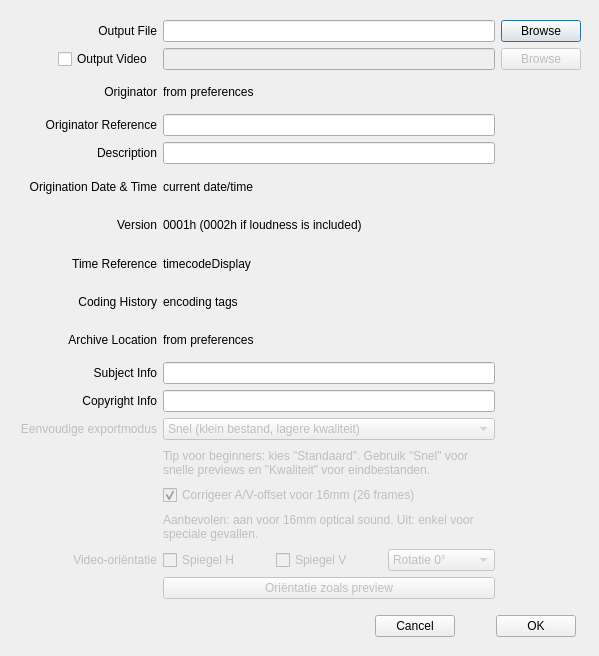
First picture: the form in extractdialog.ui, repository stoefer/aeo-light, before the edit.
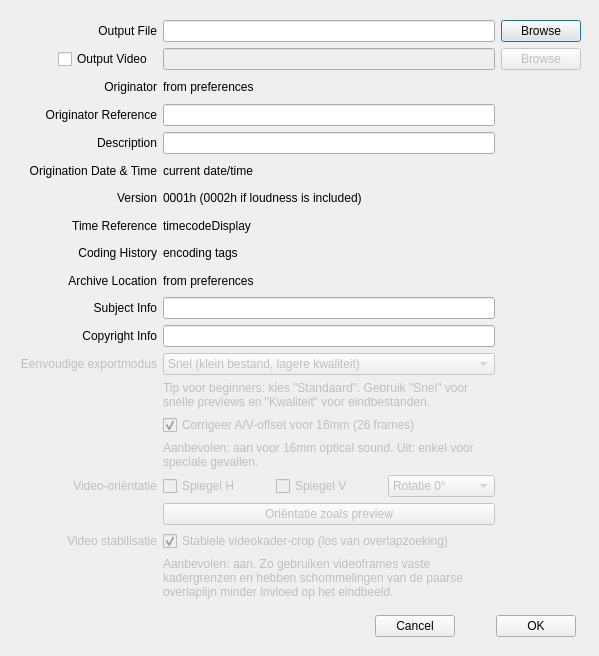
Second picture: the form after the edit.

Commit message: Decouple video frame crop from overlap stabilization

Patch:
```diff
--- a/extractdialog.ui
+++ b/extractdialog.ui
@@ -384,6 +384,45 @@
       </property>
      </widget>
     </item>
+    <item row="18" column="0">
+     <widget class="QLabel" name="stableVideoCropLabel">
+      <property name="enabled">
+       <bool>false</bool>
+      </property>
+      <property name="text">
+       <string>Video stabilisatie</string>
+      </property>
+      <property name="alignment">
+       <set>Qt::AlignRight|Qt::AlignTrailing|Qt::AlignVCenter</set>
+      </property>
+     </widget>
+    </item>
+    <item row="18" column="1">
+     <widget class="QCheckBox" name="stableVideoCropCheckBox">
+      <property name="enabled">
+       <bool>false</bool>
+      </property>
+      <property name="text">
+       <string>Stabiele videokader-crop (los van overlapzoeking)</string>
+      </property>
+      <property name="checked">
+       <bool>true</bool>
+      </property>
+     </widget>
+    </item>
+    <item row="19" column="1">
+     <widget class="QLabel" name="stableVideoCropHelpLabel">
+      <property name="enabled">
+       <bool>false</bool>
+      </property>
+      <property name="text">
+       <string>Aanbevolen: aan. Zo gebruiken videoframes vaste kadergrenzen en hebben schommelingen van de paarse overlaplijn minder invloed op het eindbeeld.</string>
+      </property>
+      <property name="wordWrap">
+       <bool>true</bool>
+      </property>
+     </widget>
+    </item>
    </layout>
   </widget>
   <widget class="QWidget" name="horizontalLayoutWidget">
```
Left out of the diff: 1 changed line with no effect on the pictures. The commit also changes 4 other files.
